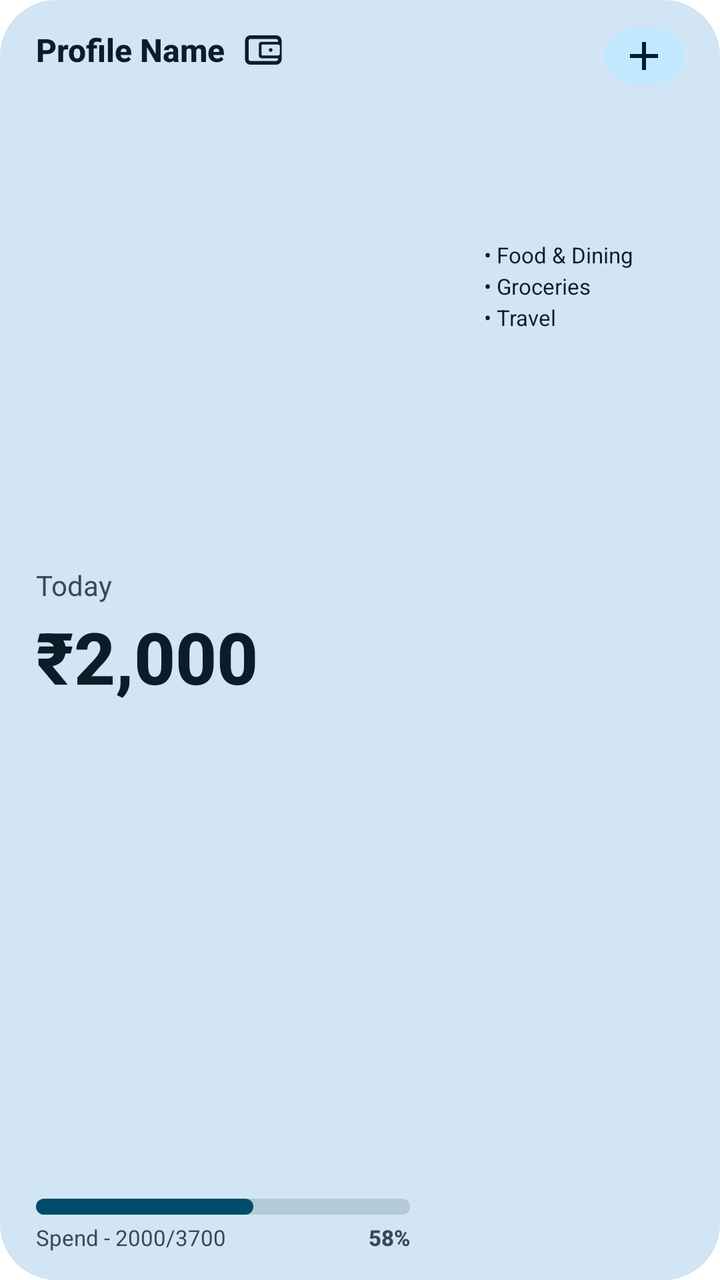
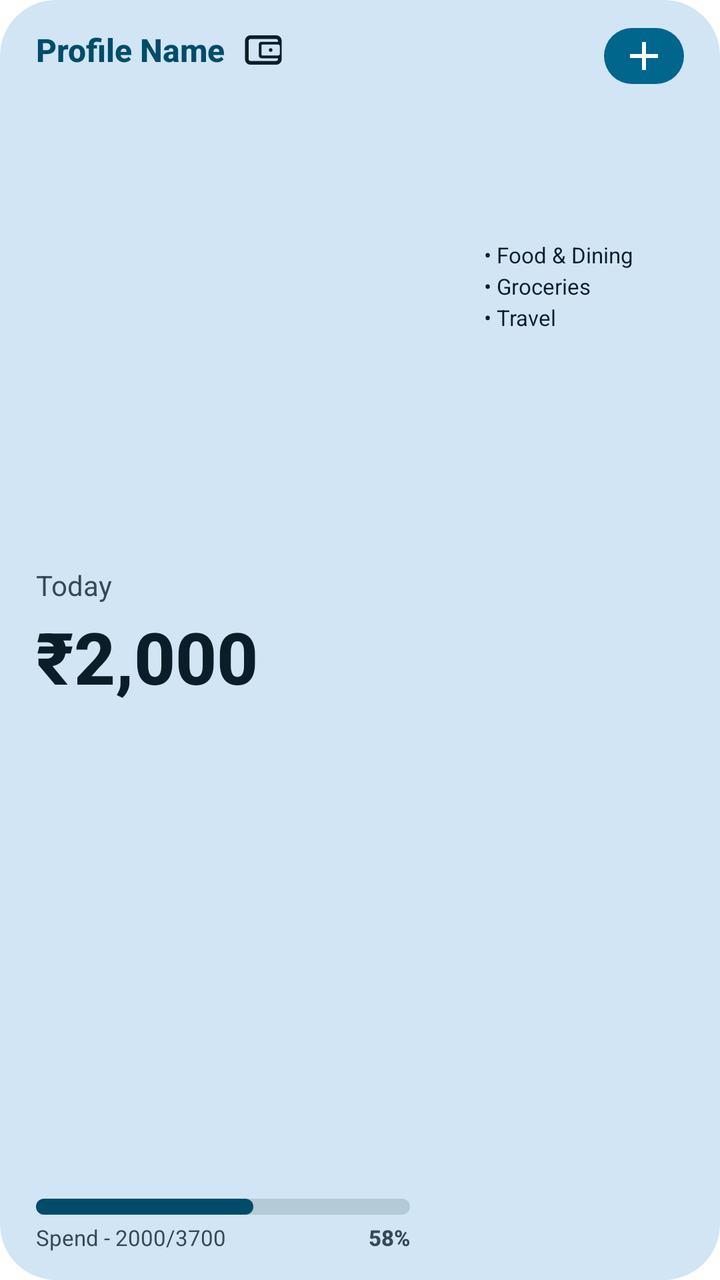

Before-and-after screenshots of an Android layout around one commit, followed by the original layout XML and the change that was made.
<!-- AndroidManifest.xml: fallback theme Theme.MaterialComponents.DayNight.NoActionBar -->
<!-- res/layout/widget_expense_tracker_medium.xml -->
<?xml version="1.0" encoding="utf-8"?>
<LinearLayout xmlns:android="http://schemas.android.com/apk/res/android"
    android:id="@+id/widget_root"
    android:layout_width="match_parent"
    android:layout_height="match_parent"
    android:background="@drawable/widget_background_expense"
    android:clickable="true"
    android:focusable="true"
    android:orientation="horizontal"
    android:paddingStart="18dp"
    android:paddingTop="14dp"
    android:paddingEnd="18dp"
    android:paddingBottom="14dp">

    
    <LinearLayout
        android:layout_width="0dp"
        android:layout_height="match_parent"
        android:layout_marginEnd="12dp"
        android:layout_weight="1.2"
        android:orientation="vertical">

        
        <LinearLayout
            android:layout_width="match_parent"
            android:layout_height="wrap_content"
            android:gravity="center_vertical"
            android:orientation="horizontal">

            <TextView
                android:id="@+id/widget_company_name"
                android:layout_width="wrap_content"
                android:layout_height="wrap_content"
                android:ellipsize="end"
                android:fontFamily="sans-serif-medium"
                android:maxLines="1"
                android:text="Profile Name"
                android:textColor="@color/widget_expense_text"
                android:textSize="16sp"
                android:textStyle="bold" />

            <ImageView
                android:id="@+id/widget_wallet_icon"
                android:layout_width="22dp"
                android:layout_height="22dp"
                android:layout_marginStart="8dp"
                android:contentDescription="Wallet"
                android:src="@drawable/ic_widget_wallet" />
        </LinearLayout>

        <FrameLayout
            android:layout_width="match_parent"
            android:layout_height="0dp"
            android:layout_weight="1" />

        
        <TextView
            android:id="@+id/widget_today_label"
            android:layout_width="wrap_content"
            android:layout_height="wrap_content"
            android:fontFamily="sans-serif"
            android:text="Today"
            android:textColor="@color/widget_expense_subtext"
            android:textSize="14sp" />

        
        <TextView
            android:id="@+id/widget_today_amount"
            android:layout_width="match_parent"
            android:layout_height="wrap_content"
            android:layout_marginTop="2dp"
            android:autoSizeMaxTextSize="38sp"
            android:autoSizeMinTextSize="16sp"
            android:autoSizeStepGranularity="1sp"
            android:autoSizeTextType="uniform"
            android:fontFamily="sans-serif-medium"
            android:maxLines="1"
            android:text="₹2,000"
            android:textColor="@color/widget_expense_text"
            android:textSize="36sp"
            android:textStyle="bold" />

        <FrameLayout
            android:layout_width="match_parent"
            android:layout_height="0dp"
            android:layout_weight="1" />

        
        <ProgressBar
            android:id="@+id/widget_expense_progress_bar"
            style="?android:attr/progressBarStyleHorizontal"
            android:layout_width="match_parent"
            android:layout_height="8dp"
            android:max="100"
            android:progress="58"
            android:progressDrawable="@drawable/widget_progress_bar_expense" />

        
        <LinearLayout
            android:layout_width="match_parent"
            android:layout_height="wrap_content"
            android:layout_marginTop="4dp"
            android:gravity="center_vertical"
            android:orientation="horizontal">

            <TextView
                android:id="@+id/widget_expense_spend_progress"
                android:layout_width="0dp"
                android:layout_height="wrap_content"
                android:layout_weight="1"
                android:ellipsize="end"
                android:fontFamily="sans-serif"
                android:maxLines="1"
                android:text="Spend - 2000/3700"
                android:textColor="@color/widget_expense_subtext"
                android:textSize="11sp" />

            <TextView
                android:id="@+id/widget_expense_spend_percent"
                android:layout_width="wrap_content"
                android:layout_height="wrap_content"
                android:fontFamily="sans-serif-medium"
                android:text="58%"
                android:textColor="@color/widget_expense_subtext"
                android:textSize="11sp"
                android:textStyle="bold" />
        </LinearLayout>

    </LinearLayout>

    
    <LinearLayout
        android:layout_width="0dp"
        android:layout_height="match_parent"
        android:layout_weight="0.8"
        android:gravity="center_horizontal"
        android:orientation="vertical">

        
        <FrameLayout
            android:layout_width="match_parent"
            android:layout_height="wrap_content">

            <ImageView
                android:id="@+id/widget_expense_add_button"
                android:layout_width="40dp"
                android:layout_height="28dp"
                android:background="@drawable/widget_add_pill"
                android:layout_gravity="end"
                android:clickable="true"
                android:contentDescription="Add Expense"
                android:focusable="true"
                android:scaleType="centerInside"
                android:src="@drawable/ic_widget_add" />
        </FrameLayout>

        
        <ImageView
            android:id="@+id/widget_expense_donut_chart"
            android:layout_width="72dp"
            android:layout_height="72dp"
            android:layout_gravity="center_horizontal"
            android:layout_marginTop="2dp"
            android:contentDescription="Category breakdown" />

        
        <LinearLayout
            android:layout_width="wrap_content"
            android:layout_height="wrap_content"
            android:layout_gravity="center_horizontal"
            android:layout_marginTop="4dp"
            android:orientation="vertical">

            <TextView
                android:id="@+id/widget_expense_category_1"
                android:layout_width="wrap_content"
                android:layout_height="wrap_content"
                android:ellipsize="end"
                android:fontFamily="sans-serif"
                android:maxLines="1"
                android:text="• Food &amp; Dining"
                android:textColor="@color/widget_expense_text"
                android:textSize="11sp" />

            <TextView
                android:id="@+id/widget_expense_category_2"
                android:layout_width="wrap_content"
                android:layout_height="wrap_content"
                android:layout_marginTop="1dp"
                android:ellipsize="end"
                android:fontFamily="sans-serif"
                android:maxLines="1"
                android:text="• Groceries"
                android:textColor="@color/widget_expense_text"
                android:textSize="11sp" />

            <TextView
                android:id="@+id/widget_expense_category_3"
                android:layout_width="wrap_content"
                android:layout_height="wrap_content"
                android:layout_marginTop="1dp"
                android:ellipsize="end"
                android:fontFamily="sans-serif"
                android:maxLines="1"
                android:text="• Travel"
                android:textColor="@color/widget_expense_text"
                android:textSize="11sp" />
        </LinearLayout>

    </LinearLayout>

</LinearLayout>
<!-- resources referenced by this layout -->
<resources>
  <color name="widget_expense_subtext">@color/widget_on_surface_variant</color>
  <color name="widget_expense_text">@color/widget_on_surface</color>
  <!-- drawable ic_widget_add (drawable) -->
  <?xml version="1.0" encoding="utf-8"?>
  <vector xmlns:android="http://schemas.android.com/apk/res/android"
      android:width="24dp"
      android:height="24dp"
      android:viewportWidth="24"
      android:viewportHeight="24">
      <path
          android:fillColor="@color/widget_on_add"
          android:pathData="M19,13h-6v6h-2v-6H5v-2h6V5h2v6h6v2z" />
  </vector>
  <!-- drawable ic_widget_wallet (drawable) -->
  <?xml version="1.0" encoding="utf-8"?>
  <vector xmlns:android="http://schemas.android.com/apk/res/android"
      android:width="24dp"
      android:height="24dp"
      android:viewportWidth="24"
      android:viewportHeight="24">
      <path
          android:fillColor="@color/widget_expense_text"
          android:fillType="evenOdd"
          android:pathData="M5,4 C3.34,4 2,5.34 2,7 L2,17 C2,18.66 3.34,20 5,20 L19,20 C20.66,20 22,18.66 22,17 L22,7 C22,5.34 20.66,4 19,4 L5,4 Z M9,6 L19,6 C19.55,6 20,6.45 20,7 L20,7.5 L11,7.5 C10.17,7.5 9.5,8.17 9.5,9 L9.5,15 C9.5,15.83 10.17,16.5 11,16.5 L20,16.5 L20,17 C20,17.55 19.55,18 19,18 L5,18 C4.45,18 4,17.55 4,17 L4,7 C4,6.45 4.45,6 5,6 L9,6 Z M11.5,9 L20,9 C20.55,9 21,9.45 21,10 L21,14 C21,14.55 20.55,15 20,15 L11.5,15 C11.22,15 11,14.78 11,14.5 L11,9.5 C11,9.22 11.22,9 11.5,9 Z M16,13 C16.55,13 17,12.55 17,12 C17,11.45 16.55,11 16,11 C15.45,11 15,11.45 15,12 C15,12.55 15.45,13 16,13 Z"/>
  </vector>
  <!-- drawable widget_add_pill (drawable) -->
  <?xml version="1.0" encoding="utf-8"?>
  <shape xmlns:android="http://schemas.android.com/apk/res/android"
      android:shape="rectangle">
      <corners android:radius="24dp" />
      <solid android:color="@color/widget_add_background" />
  </shape>
  <!-- drawable widget_background_expense (drawable) -->
  <?xml version="1.0" encoding="utf-8"?>
  <shape xmlns:android="http://schemas.android.com/apk/res/android"
      android:shape="rectangle">
      <corners android:radius="28dp" />
      <solid android:color="@color/widget_expense_bg" />
  </shape>
  <!-- drawable widget_progress_bar_expense (drawable) -->
  <?xml version="1.0" encoding="utf-8"?>
  <layer-list xmlns:android="http://schemas.android.com/apk/res/android">
      <item android:id="@android:id/background">
          <shape android:shape="rectangle">
              <corners android:radius="8dp" />
              <solid android:color="@color/widget_expense_track" />
          </shape>
      </item>
      <item android:id="@android:id/progress">
          <scale android:scaleWidth="100%">
              <shape android:shape="rectangle">
                  <corners android:radius="8dp" />
                  <solid android:color="@color/widget_expense_fill" />
              </shape>
          </scale>
      </item>
  </layer-list>
  <color name="widget_on_surface_variant">#4A463F</color>
  <color name="widget_on_surface">#1D1B16</color>
  <color name="widget_on_add">#001B3C</color>
  <color name="widget_add_background">#D5E3FF</color>
  <color name="widget_expense_bg">@color/widget_bg</color>
  <color name="widget_expense_track">@color/widget_container_tonal</color>
  <color name="widget_expense_fill">@color/widget_inflow_indicator</color>
  <color name="widget_bg">#F2EDE8</color>
  <color name="widget_container_tonal">#E5DFD9</color>
  <color name="widget_inflow_indicator">#2D6A4F</color>
</resources>

<!-- the commit's change to res/layout/widget_expense_tracker_medium.xml (unified diff, before → after) -->
@@ -35,7 +35,7 @@
                 android:fontFamily="sans-serif-medium"
                 android:maxLines="1"
                 android:text="Profile Name"
-                android:textColor="@color/widget_expense_text"
+                android:textColor="@color/widget_expense_heading"
                 android:textSize="16sp"
                 android:textStyle="bold" />
 
<!-- resource entries referenced after the edit -->
@@ -1,5 +1,6 @@
 <!-- resources referenced by this layout -->
 <resources>
+  <color name="widget_expense_heading">@color/widget_expense_fill</color>
   <color name="widget_expense_subtext">@color/widget_on_surface_variant</color>
   <color name="widget_expense_text">@color/widget_on_surface</color>
   <!-- drawable ic_widget_add (drawable) -->
@@ -59,8 +60,8 @@
   </layer-list>
   <color name="widget_on_surface_variant">#4A463F</color>
   <color name="widget_on_surface">#1D1B16</color>
-  <color name="widget_on_add">#001B3C</color>
-  <color name="widget_add_background">#D5E3FF</color>
+  <color name="widget_on_add">#FFFFFF</color>
+  <color name="widget_add_background">#345B91</color>
   <color name="widget_expense_bg">@color/widget_bg</color>
   <color name="widget_expense_track">@color/widget_container_tonal</color>
   <color name="widget_expense_fill">@color/widget_inflow_indicator</color>
